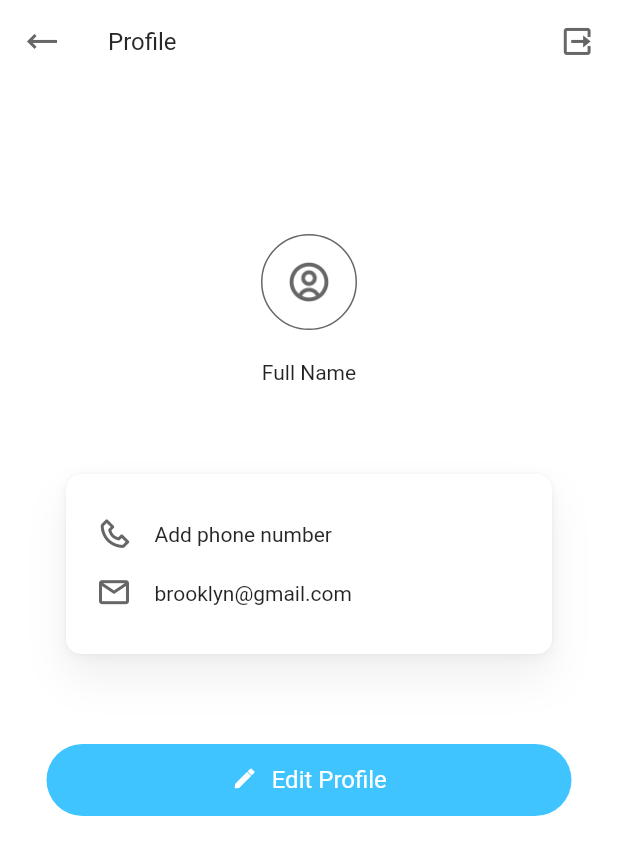
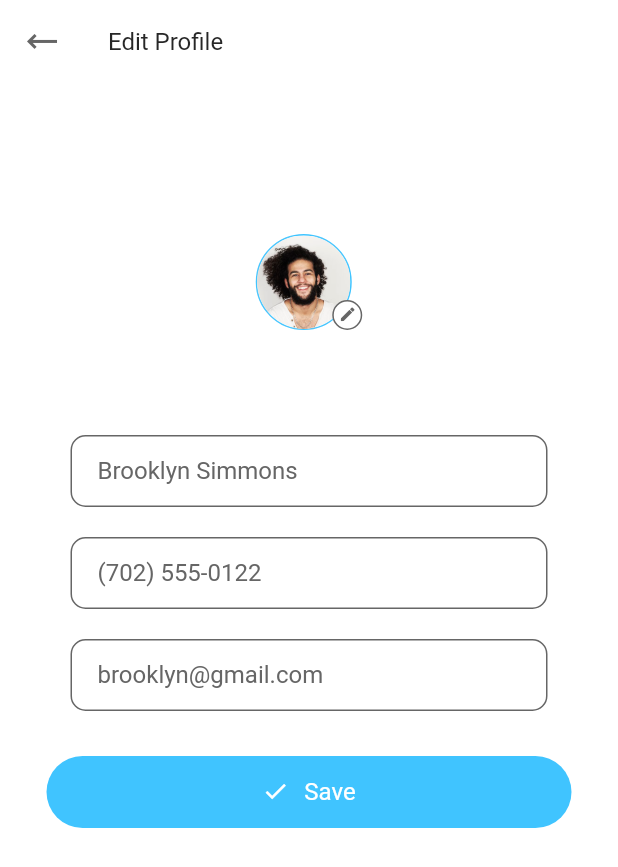
Before and after one commit to drasdoumbia/kooma, a Flutter app: the Profile screen opened by its route, after a tap on "Edit Profile", on a phone screen of 412 x 824 dp. Shown: the top 867 px of the screen. Run offline on Flutter 3.47's test engine with Material 2 defaults, Android fonts, the light colour scheme and no system bars; our stand-ins replace firebase_auth, firebase_core, shared_preferences; missing offline and left inert: your_splash; accounts and stored records are empty.

Commit message:
features: created edit profile screen

```diff
--- a/lib/routes.dart
+++ b/lib/routes.dart
@@ -1,6 +1,7 @@
 import 'package:flutter/material.dart';
 
 import 'screens/profile.dart';
+import 'screens/edit_profile.dart';
 import 'screens/home.dart';
 import 'screens/signup.dart';
 import 'screens/signin.dart';
@@ -19,6 +20,8 @@ class Routes {
         return MaterialPageRoute(builder: (context) => Chat());
       case 'profile':
         return MaterialPageRoute(builder: (context) => Profile());
+      case 'editProfile':
+        return MaterialPageRoute(builder: (context) => EditProfile());
       default:
         return MaterialPageRoute(builder: (context) => Home());
     }
--- /dev/null
+++ b/lib/screens/edit_profile.dart
@@ -0,0 +1,130 @@
+import 'package:flutter/material.dart';
+
+import '../config/colors.dart';
+import '../config/custom_icons.dart';
+import '../widgets/buttons/rounded_icon_button.dart';
+import '../widgets/form_field.dart';
+
+class EditProfile extends StatelessWidget {
+  const EditProfile();
+
+  @override
+  Widget build(BuildContext context) {
+    return Scaffold(
+      backgroundColor: Colors.white,
+      appBar: AppBar(
+        elevation: 0,
+        backgroundColor: Colors.white,
+        leading: Builder(
+          builder: (BuildContext context) {
+            return IconButton(
+              icon:
+                  Icon(CustomIcons.long_left, color: ConstantColors.grayColor),
+              onPressed: () {
+                Navigator.pop(context);
+              },
+            );
+          },
+        ),
+        title: Text(
+          "Edit Profile",
+          style: TextStyle(fontSize: 16.0, color: ConstantColors.grayDarkColor),
+        ),
+      ),
+      body: SingleChildScrollView(
+        child: Column(
+          crossAxisAlignment: CrossAxisAlignment.center,
+          children: [
+            SizedBox(height: 100.0),
+            Container(
+              width: 71,
+              height: 64,
+              child: Stack(
+                children: [
+                  Positioned.fill(
+                    child: Align(
+                      alignment: Alignment.topLeft,
+                      child: Container(
+                        width: 64,
+                        height: 64,
+                        decoration: BoxDecoration(
+                          shape: BoxShape.circle,
+                          border: Border.all(
+                            color: Color(0xff40c4ff),
+                            width: 1,
+                          ),
+                        ),
+                        child: Image.asset(
+                          "assets/imgs/avatar2.png",
+                        ),
+                      ),
+                    ),
+                  ),
+                  Positioned.fill(
+                    child: Align(
+                      alignment: Alignment.bottomRight,
+                      child: Container(
+                        width: 20,
+                        height: 20,
+                        child: Stack(
+                          children: [
+                            GestureDetector(
+                              child: Container(
+                                width: 20,
+                                height: 20,
+                                decoration: BoxDecoration(
+                                  shape: BoxShape.circle,
+                                  border: Border.all(
+                                    color: Color(0xff666666),
+                                    width: 1,
+                                  ),
+                                  color: Colors.white,
+                                ),
+                                child: Icon(CustomIcons.edit,
+                                    color: ConstantColors.grayColor,
+                                    size: 12.0),
+                              ),
+                              onTap: () {
+                                print("Do something");
+                              },
+                            ),
+                          ],
+                        ),
+                      ),
+                    ),
+                  ),
+                ],
+              ),
+            ),
+            SizedBox(width: double.infinity, height: 70.0),
+            CustomFormField(
+              inputType: TextInputType.text,
+              hint: "Brooklyn Simmons",
+              onChange: (value) {},
+            ),
+            SizedBox(height: 20.0),
+            CustomFormField(
+              inputType: TextInputType.phone,
+              hint: "(702) 555-0122",
+              onChange: (value) {},
+            ),
+            SizedBox(height: 20.0),
+            CustomFormField(
+              inputType: TextInputType.emailAddress,
+              hint: "brooklyn@gmail.com",
+              onChange: (value) {},
+            ),
+            SizedBox(height: 30.0),
+            RoundedIconButton(
+              icon: CustomIcons.check_big,
+              btnText: "Save",
+              onPress: () {
+                Navigator.pop(context);
+              },
+            ),
+          ],
+        ),
+      ),
+    );
+  }
+}
--- a/lib/screens/profile.dart
+++ b/lib/screens/profile.dart
@@ -118,7 +118,13 @@ class Profile extends StatelessWidget {
             ),
           ),
           SizedBox(height: 60.0),
-          RoundedIconButton(onPress: () {}, btnText: "Edit Profile"),
+          RoundedIconButton(
+            icon: CustomIcons.edit,
+            btnText: "Edit Profile",
+            onPress: () {
+              Navigator.pushNamed(context, "editProfile");
+            },
+          ),
         ],
       ),
     );
--- a/lib/widgets/buttons/rounded_icon_button.dart
+++ b/lib/widgets/buttons/rounded_icon_button.dart
@@ -6,18 +6,20 @@ class RoundedIconButton extends StatelessWidget {
   final Function onPress;
   final String btnText;
   final Color color;
+  final IconData icon;
 
   const RoundedIconButton(
       {@required this.onPress,
       @required this.btnText,
-      this.color = ConstantColors.primaryColor});
+      this.color = ConstantColors.primaryColor,
+      this.icon});
 
   @override
   Widget build(BuildContext context) {
     return FlatButton(
       minWidth: 318.0,
       height: 48.0,
-      shape: RoundedRectangleBorder(
+      shape: const RoundedRectangleBorder(
         borderRadius: BorderRadius.all(Radius.circular(24.0)),
       ),
       color: color,
@@ -27,7 +29,7 @@ class RoundedIconButton extends StatelessWidget {
         child: Row(
           mainAxisAlignment: MainAxisAlignment.center,
           children: [
-            Icon(CustomIcons.edit, color: Colors.white, size: 17.0),
+            Icon(icon, color: Colors.white, size: 18.0),
             SizedBox(width: 10.0),
             Text(
               btnText,
```
